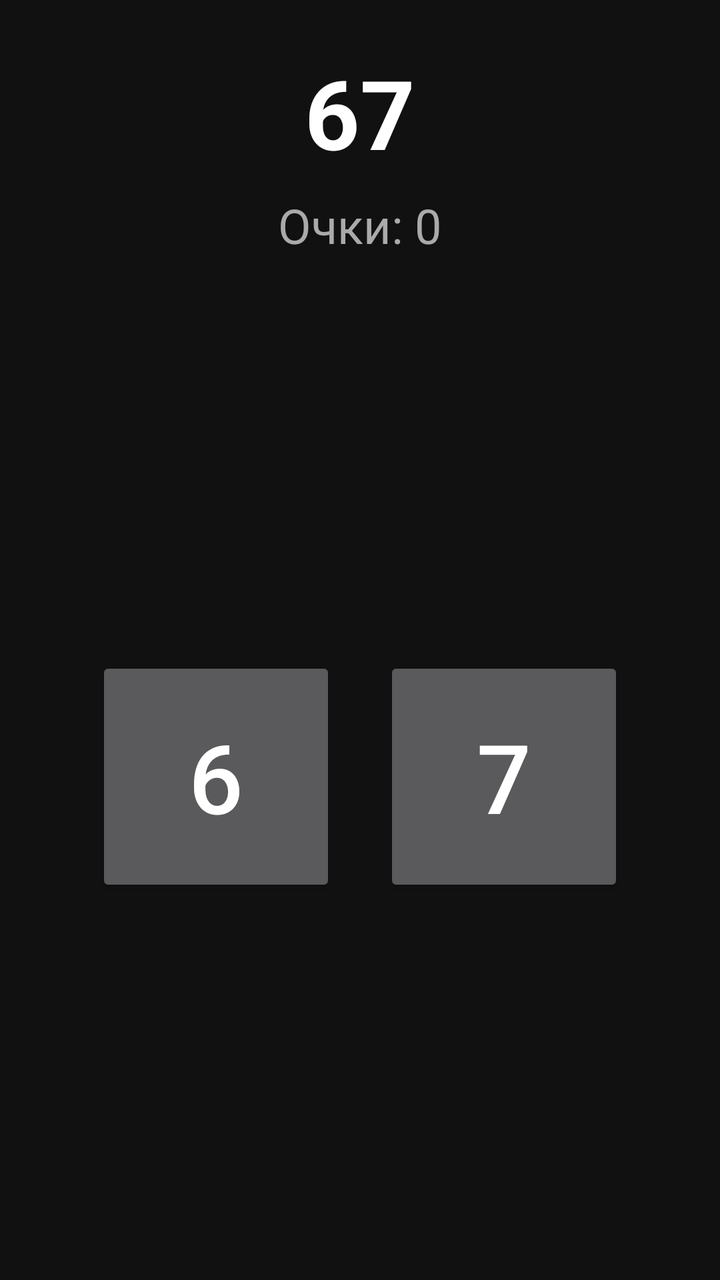
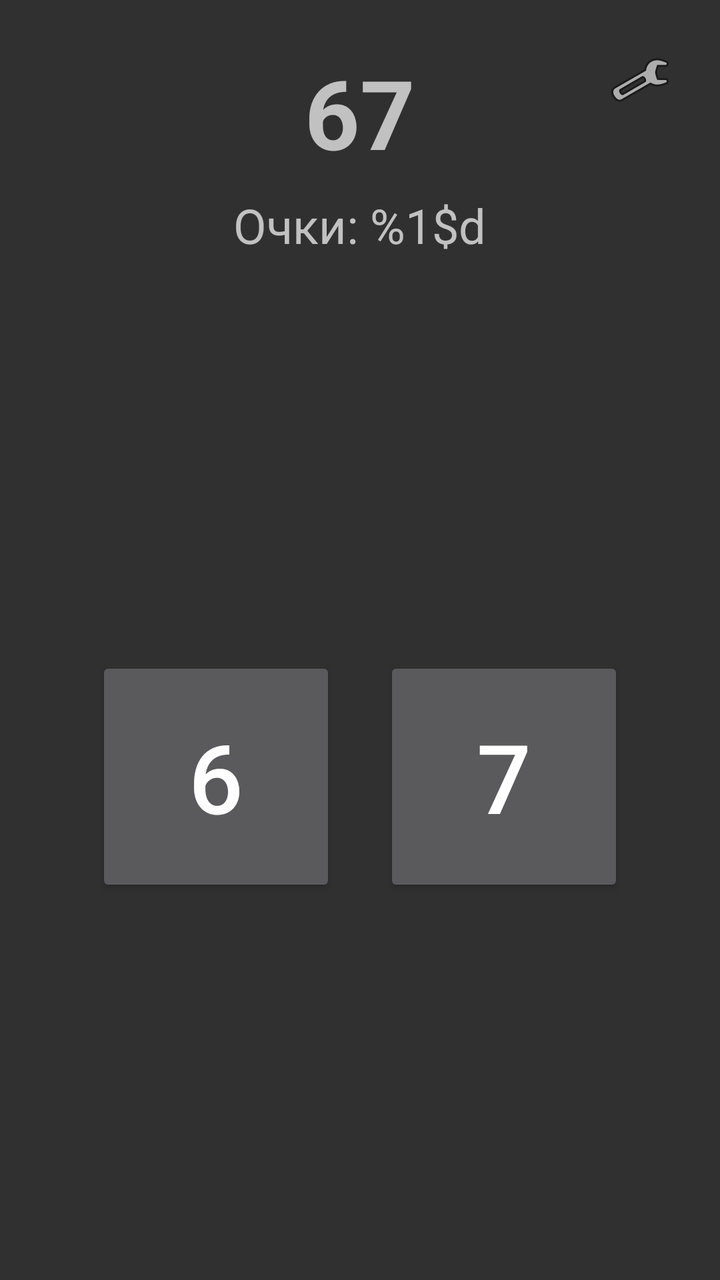

The first picture is an Android layout as it rendered before a commit; the second is the same layout after the commit. The layout source and the unified diff follow.
<!-- AndroidManifest.xml: application theme Theme.Game67 -->
<!-- res/layout/activity_main.xml -->
<?xml version="1.0" encoding="utf-8"?>
<LinearLayout xmlns:android="http://schemas.android.com/apk/res/android"
    android:layout_width="match_parent"
    android:layout_height="match_parent"
    android:orientation="vertical"
    android:gravity="center"
    android:padding="24dp"
    android:background="#111111">

    <TextView
        android:id="@+id/tvTimer"
        android:layout_width="wrap_content"
        android:layout_height="wrap_content"
        android:text="67"
        android:textSize="48sp"
        android:textColor="#FFFFFF"
        android:textStyle="bold" />

    <TextView
        android:id="@+id/tvScore"
        android:layout_width="wrap_content"
        android:layout_height="wrap_content"
        android:text="Очки: 0"
        android:textSize="24sp"
        android:textColor="#AAAAAA"
        android:layout_marginTop="8dp" />

    <LinearLayout
        android:layout_width="match_parent"
        android:layout_height="0dp"
        android:layout_weight="1"
        android:orientation="horizontal"
        android:gravity="center"
        android:layout_marginTop="32dp">

        <Button
            android:id="@+id/btn6"
            android:layout_width="120dp"
            android:layout_height="120dp"
            android:text="6"
            android:textSize="48sp"
            android:layout_marginEnd="24dp" />

        <Button
            android:id="@+id/btn7"
            android:layout_width="120dp"
            android:layout_height="120dp"
            android:text="7"
            android:textSize="48sp" />
    </LinearLayout>

    <Button
        android:id="@+id/btnRestart"
        android:layout_width="wrap_content"
        android:layout_height="wrap_content"
        android:text="Заново"
        android:visibility="gone"
        android:layout_marginTop="24dp" />

</LinearLayout>
<!-- resources referenced by this layout -->
<resources>
  <style name="Theme.Game67" parent="Theme.AppCompat.NoActionBar">
          <item name="android:windowBackground">@color/dark_background</item>
          <item name="android:textColorPrimary">@color/dark_text_primary</item>
      </style>
  <color name="dark_background">#111111</color>
  <color name="dark_text_primary">#FFFFFF</color>
</resources>

<!-- the commit's change to res/layout/activity_main.xml (unified diff, before → after) -->
@@ -1,60 +1,75 @@
 <?xml version="1.0" encoding="utf-8"?>
-<LinearLayout xmlns:android="http://schemas.android.com/apk/res/android"
+<RelativeLayout xmlns:android="http://schemas.android.com/apk/res/android"
     android:layout_width="match_parent"
     android:layout_height="match_parent"
-    android:orientation="vertical"
-    android:gravity="center"
-    android:padding="24dp"
-    android:background="#111111">
+    android:background="?android:attr/colorBackground">
 
-    <TextView
-        android:id="@+id/tvTimer"
-        android:layout_width="wrap_content"
-        android:layout_height="wrap_content"
-        android:text="67"
-        android:textSize="48sp"
-        android:textColor="#FFFFFF"
-        android:textStyle="bold" />
-
-    <TextView
-        android:id="@+id/tvScore"
-        android:layout_width="wrap_content"
-        android:layout_height="wrap_content"
-        android:text="Очки: 0"
-        android:textSize="24sp"
-        android:textColor="#AAAAAA"
-        android:layout_marginTop="8dp" />
+    <ImageButton
+        android:id="@+id/btnSettings"
+        android:layout_width="48dp"
+        android:layout_height="48dp"
+        android:layout_alignParentTop="true"
+        android:layout_alignParentEnd="true"
+        android:layout_margin="16dp"
+        android:background="?android:attr/selectableItemBackgroundBorderless"
+        android:src="@android:drawable/ic_menu_preferences"
+        android:contentDescription="@string/settings" />
 
     <LinearLayout
         android:layout_width="match_parent"
-        android:layout_height="0dp"
-        android:layout_weight="1"
-        android:orientation="horizontal"
+        android:layout_height="match_parent"
+        android:orientation="vertical"
         android:gravity="center"
-        android:layout_marginTop="32dp">
+        android:padding="24dp">
+
+        <TextView
+            android:id="@+id/tvTimer"
+            android:layout_width="wrap_content"
+            android:layout_height="wrap_content"
+            android:text="67"
+            android:textSize="48sp"
+            android:textStyle="bold" />
+
+        <TextView
+            android:id="@+id/tvScore"
+            android:layout_width="wrap_content"
+            android:layout_height="wrap_content"
+            android:text="@string/score"
+            android:textSize="24sp"
+            android:layout_marginTop="8dp" />
+
+        <LinearLayout
+            android:layout_width="match_parent"
+            android:layout_height="0dp"
+            android:layout_weight="1"
+            android:orientation="horizontal"
+            android:gravity="center"
+            android:layout_marginTop="32dp">
+
+            <Button
+                android:id="@+id/btn6"
+                android:layout_width="120dp"
+                android:layout_height="120dp"
+                android:text="6"
+                android:textSize="48sp"
+                android:layout_marginEnd="24dp" />
+
+            <Button
+                android:id="@+id/btn7"
+                android:layout_width="120dp"
+                android:layout_height="120dp"
+                android:text="7"
+                android:textSize="48sp" />
+        </LinearLayout>
 
         <Button
-            android:id="@+id/btn6"
-            android:layout_width="120dp"
-            android:layout_height="120dp"
-            android:text="6"
-            android:textSize="48sp"
-            android:layout_marginEnd="24dp" />
+            android:id="@+id/btnRestart"
+            android:layout_width="wrap_content"
+            android:layout_height="wrap_content"
+            android:text="@string/restart"
+            android:visibility="gone"
+            android:layout_marginTop="24dp" />
 
-        <Button
-            android:id="@+id/btn7"
-            android:layout_width="120dp"
-            android:layout_height="120dp"
-            android:text="7"
-            android:textSize="48sp" />
     </LinearLayout>
 
-    <Button
-        android:id="@+id/btnRestart"
-        android:layout_width="wrap_content"
-        android:layout_height="wrap_content"
-        android:text="Заново"
-        android:visibility="gone"
-        android:layout_marginTop="24dp" />
-
-</LinearLayout>
+</RelativeLayout>
<!-- resource entries referenced after the edit -->
@@ -1,5 +1,8 @@
 <!-- resources referenced by this layout -->
 <resources>
+  <string name="restart">Заново</string>
+  <string name="score">Очки: %1$d</string>
+  <string name="settings">Настройки</string>
   <style name="Theme.Game67" parent="Theme.AppCompat.NoActionBar">
           <item name="android:windowBackground">@color/dark_background</item>
           <item name="android:textColorPrimary">@color/dark_text_primary</item>
